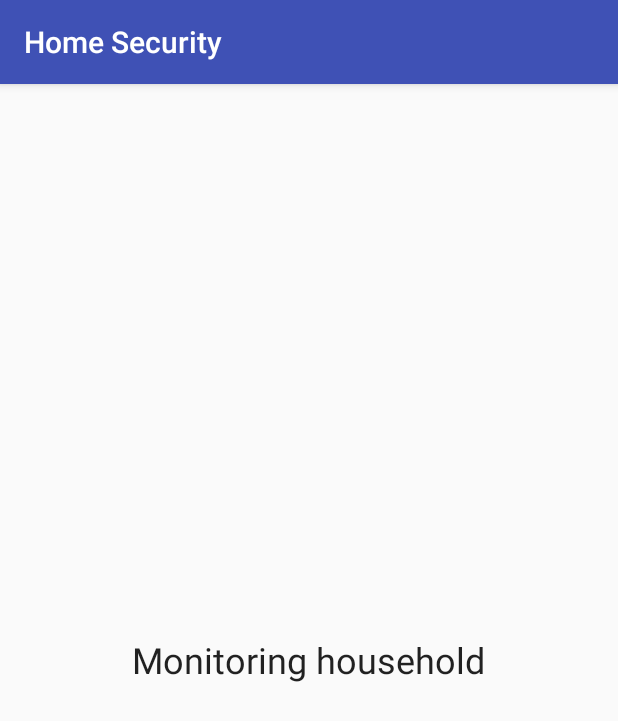
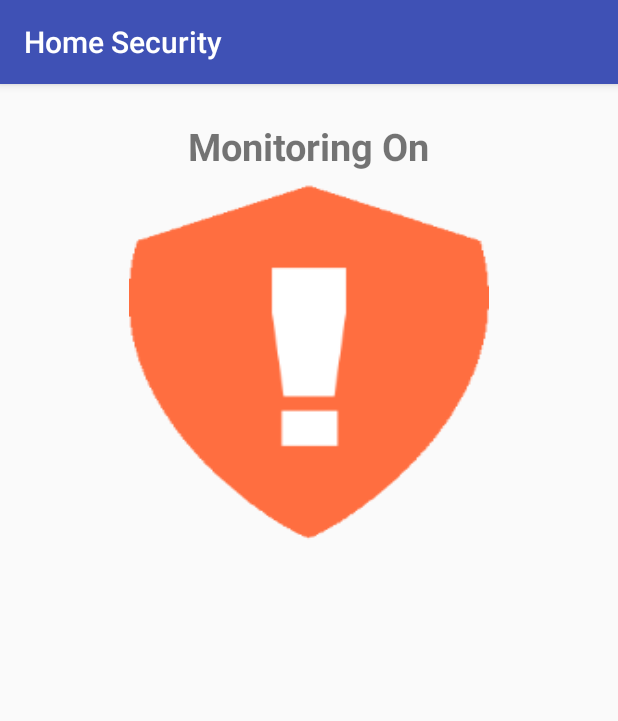
Before and after one commit to tobydigz/HomeSecurity, an Android app: the MonitorActivity screen opened directly, with no data from a screen before it, on a phone screen of 412 x 824 dp. Shown: the top 721 px of the screen. Run offline under Robolectric (Android 15) with nearby library versions, the phone set to English and light mode, and no system bars; our stand-ins replace Firebase (no records; nobody signed in at launch, a user with empty details on screens opened directly); 1 statement that could not run was skipped.

Commit message:
Added firebase for controlling monitoring

```diff
--- a/app/src/main/java/com/digzdigital/homesecurity/SinchService.java
+++ b/app/src/main/java/com/digzdigital/homesecurity/SinchService.java
@@ -53,6 +53,7 @@ public class SinchService extends Service {
             userId = userName;
             sinchClient = Sinch.getSinchClientBuilder()
                     .context(getApplicationContext())
+                    .userId(userId)
                     .applicationKey(APP_KEY)
                     .applicationSecret(APP_SECRET)
                     .environmentHost(ENVIRONMENT)
--- a/build.gradle
+++ b/build.gradle
@@ -10,6 +10,7 @@ buildscript {
 
         // NOTE: Do not place your application dependencies here; they belong
         // in the individual module build.gradle files
+        classpath 'com.google.gms:google-services:3.0.0'
     }
 }
 
--- a/companionApp/src/main/java/com/digzdigital/homesecurity/MonitorActivity.java
+++ b/companionApp/src/main/java/com/digzdigital/homesecurity/MonitorActivity.java
@@ -1,21 +1,55 @@
 package com.digzdigital.homesecurity;
 
-import android.support.v7.app.AppCompatActivity;
+import android.annotation.SuppressLint;
 import android.os.Bundle;
+import android.view.View;
+import android.widget.TextView;
+import android.widget.ToggleButton;
 
-public class MonitorActivity extends BaseActivity {
+import com.google.firebase.database.DatabaseReference;
+import com.google.firebase.database.FirebaseDatabase;
+
+public class MonitorActivity extends BaseActivity implements View.OnClickListener {
+
+    private ToggleButton monitorSwitch;
+    private TextView monitorStateText;
+    private DatabaseReference reference;
 
     @Override
     protected void onCreate(Bundle savedInstanceState) {
         super.onCreate(savedInstanceState);
         setContentView(R.layout.activity_monitor);
+        reference = FirebaseDatabase.getInstance().getReference().child("systemEnabled");
+        monitorSwitch = (ToggleButton) findViewById(R.id.toggleMonitorButton);
+        monitorStateText = (TextView) findViewById(R.id.monitorStateText);
+        monitorSwitch.setOnClickListener(this);
+
     }
 
     @Override
-    public void onDestroy(){
+    public void onDestroy() {
         if (getSinchServiceInterface() != null) {
             getSinchServiceInterface().stopClient();
         }
         super.onDestroy();
     }
+
+    @Override
+    public void onClick(View v) {
+        switchMonitorOn(monitorSwitch.isChecked());
+        setMonitorStateText(monitorSwitch.isChecked());
+    }
+
+    @SuppressLint("SetTextI18n")
+    private void setMonitorStateText(boolean checked) {
+        if (checked) {
+            monitorStateText.setText("Monitoring on");
+            return;
+        }
+        monitorStateText.setText("Monitoring off");
+    }
+
+    private void switchMonitorOn(boolean checked) {
+        reference.setValue(checked);
+    }
 }
--- a/companionApp/src/main/java/com/digzdigital/homesecurity/SinchService.java
+++ b/companionApp/src/main/java/com/digzdigital/homesecurity/SinchService.java
@@ -54,6 +54,7 @@ public class SinchService extends Service {
             sinchClient = Sinch.getSinchClientBuilder()
                     .context(getApplicationContext())
                     .applicationKey(APP_KEY)
+                    .userId(userId)
                     .applicationSecret(APP_SECRET)
                     .environmentHost(ENVIRONMENT)
                     .build();
--- /dev/null
+++ b/companionApp/src/main/res/drawable/ic_monitor_on_off.xml
@@ -0,0 +1,8 @@
+<?xml version="1.0" encoding="utf-8"?>
+<selector xmlns:android="http://schemas.android.com/apk/res/android">
+
+    <item android:state_checked="true"
+          android:drawable="@mipmap/monitor_on"/>
+    <item android:drawable="@mipmap/monitor_off"/>
+
+</selector>
--- a/companionApp/src/main/res/layout/activity_monitor.xml
+++ b/companionApp/src/main/res/layout/activity_monitor.xml
@@ -1,21 +1,32 @@
 <?xml version="1.0" encoding="utf-8"?>
-<RelativeLayout
+<LinearLayout
+    android:orientation="vertical"
     xmlns:android="http://schemas.android.com/apk/res/android"
-    xmlns:tools="http://schemas.android.com/tools"
     android:id="@+id/activity_monitor"
     android:layout_width="match_parent"
     android:layout_height="match_parent"
     android:paddingBottom="@dimen/activity_vertical_margin"
     android:paddingLeft="@dimen/activity_horizontal_margin"
     android:paddingRight="@dimen/activity_horizontal_margin"
-    android:paddingTop="@dimen/activity_vertical_margin"
-    tools:context="com.digzdigital.homesecurity.PlaceCallActivity">
+    android:paddingTop="@dimen/activity_vertical_margin">
 
     <TextView
+        android:id="@+id/monitorStateText"
         android:layout_width="wrap_content"
         android:layout_height="wrap_content"
-        android:text="Monitoring household"
-        android:layout_centerInParent="true"
-        style="@style/TextAppearance.AppCompat.Headline"/>
+        android:layout_gravity="center_horizontal"
+        android:padding="8dp"
+        android:text="Monitoring On"
+        android:textSize="25sp"
+        android:textStyle="bold"/>
 
-</RelativeLayout>
+
+    <ToggleButton
+        android:id="@+id/toggleMonitorButton"
+        android:layout_width="240dp"
+        android:layout_height="240dp"
+        android:layout_gravity="center"
+        android:background="@drawable/ic_monitor_on_off"
+        android:textOff=""
+        android:textOn=""/>
+</LinearLayout>
```
Also changed, not shown: app/build.gradle (+7 -3 lines), app/src/main/java/com/digzdigital/homesecurity/BaseActivity.java (+17 -4 lines), app/src/main/java/com/digzdigital/homesecurity/PlaceCallActivity.java (+79 -25 lines), companionApp/build.gradle (+6 -2 lines), companionApp/src/main/res/mipmap-xhdpi/monitor_off.png (added), companionApp/src/main/res/mipmap-xhdpi/monitor_on.png (added), 1 other file.
